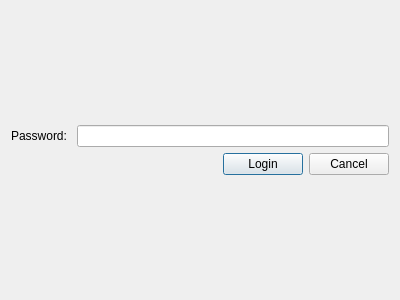
Before: the Qt Designer form logindialog.ui in kevin-ye/KeyKeeper3, drawn with Qt 5.
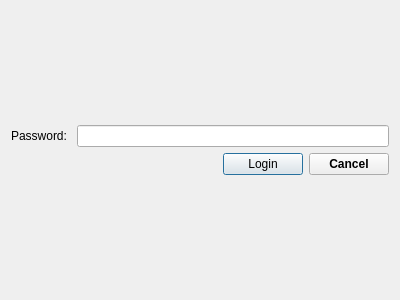
After: the same form once the commit is applied.

Diff of the .ui file:
```diff
--- a/logindialog.ui
+++ b/logindialog.ui
@@ -81,6 +81,12 @@
      </item>
      <item>
       <widget class="QPushButton" name="cancelButton">
+       <property name="font">
+        <font>
+         <weight>75</weight>
+         <bold>true</bold>
+        </font>
+       </property>
        <property name="text">
         <string>Cancel</string>
        </property>
```
